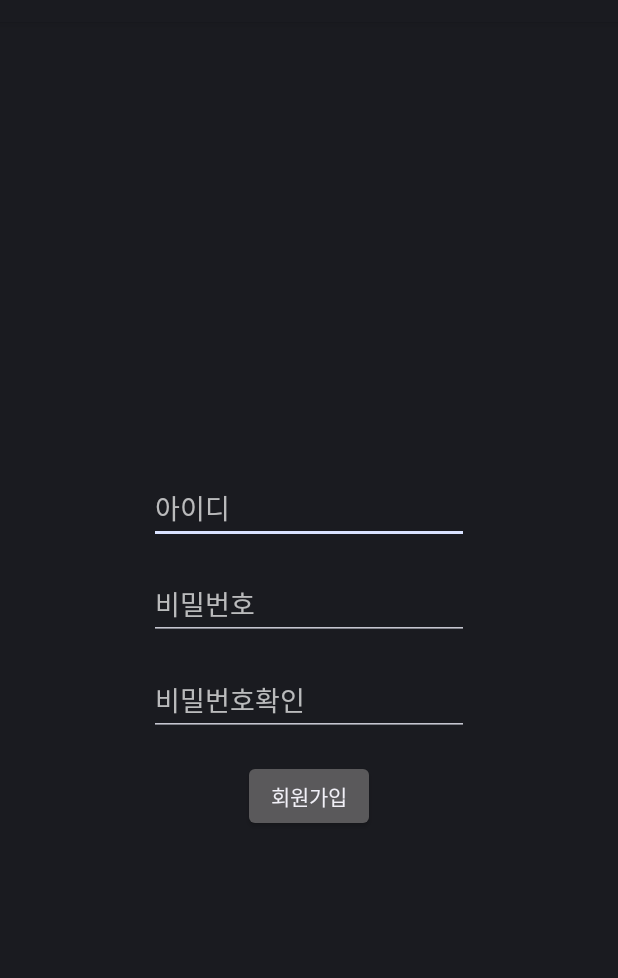
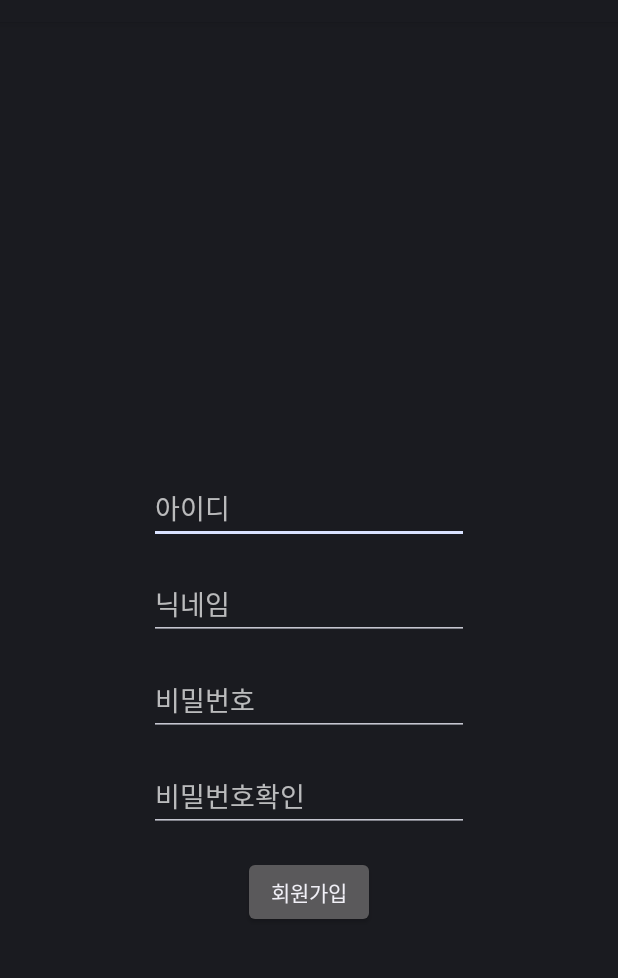
Before and after one commit to TeamEBB/EBB-Android, an Android app: the layout activity_register.xml on its own in the app's theme, with its tools: preview values and no code run, on a phone screen of 412 x 824 dp, the part 62-1040 px from its top. Run offline under Robolectric (Android 15) with nearby library versions, the light colour scheme and no system bars.

Commit message:
회원가입 닉네임 텍스트 추가

```diff
--- a/EBB/app/src/main/res/layout/activity_register.xml
+++ b/EBB/app/src/main/res/layout/activity_register.xml
@@ -14,33 +14,52 @@
         android:ems="10"
         android:hint="아이디"
         android:inputType="textPersonName"
+        android:minHeight="48dp"
         app:layout_constraintEnd_toEndOf="parent"
         app:layout_constraintStart_toStartOf="parent"
         app:layout_constraintTop_toTopOf="parent" />
 
     <EditText
+        android:id="@+id/register_nickname"
+        android:layout_width="wrap_content"
+        android:layout_height="wrap_content"
+        android:ems="10"
+        android:hint="닉네임"
+        android:layout_marginTop="16dp"
+        android:inputType="textPersonName"
+        android:minHeight="48dp"
+        app:layout_constraintStart_toStartOf="parent"
+        app:layout_constraintEnd_toEndOf="parent"
+        app:layout_constraintTop_toBottomOf="@id/register_id"
+        />
+
+    <EditText
         android:id="@+id/register_pwd"
         android:layout_width="wrap_content"
         android:layout_height="wrap_content"
+        android:layout_marginTop="16dp"
         android:ems="10"
+        android:hint="비밀번호"
         android:inputType="textPassword"
-        android:hint="비밀번호"
-        android:layout_marginTop="16dp"
+        android:minHeight="48dp"
         app:layout_constraintEnd_toEndOf="parent"
         app:layout_constraintStart_toStartOf="parent"
-        app:layout_constraintTop_toBottomOf="@id/register_id" />
+        app:layout_constraintTop_toBottomOf="@id/register_nickname" />
 
     <EditText
         android:id="@+id/register_pwdCheck"
         android:layout_width="wrap_content"
         android:layout_height="wrap_content"
+        android:layout_marginTop="16dp"
         android:ems="10"
+        android:hint="비밀번호확인"
         android:inputType="textPassword"
-        android:hint="비밀번호확인"
-        android:layout_marginTop="16dp"
+        android:minHeight="48dp"
         app:layout_constraintEnd_toEndOf="parent"
         app:layout_constraintStart_toStartOf="parent"
         app:layout_constraintTop_toBottomOf="@id/register_pwd" />
+
+
 
     <Button
         android:id="@+id/btn_tryRegister"
```
